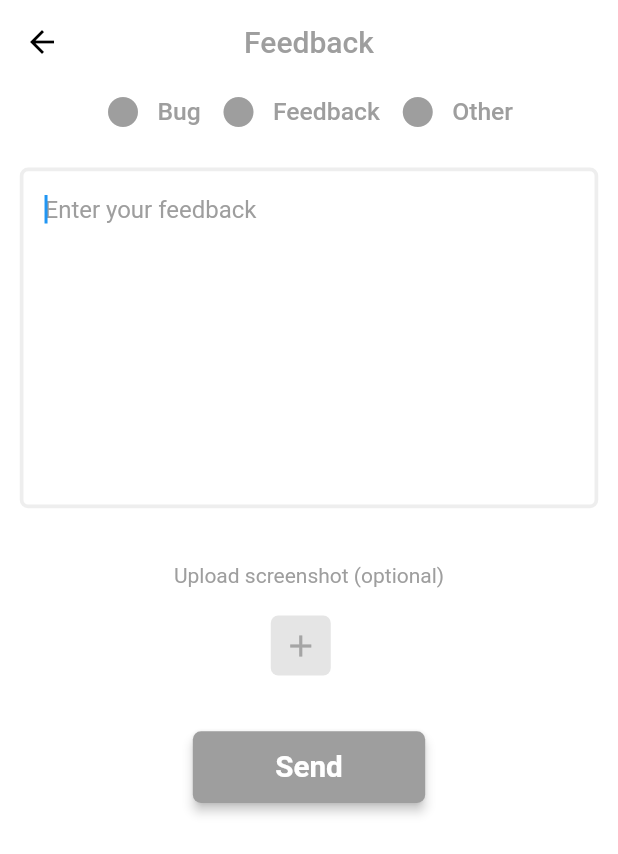
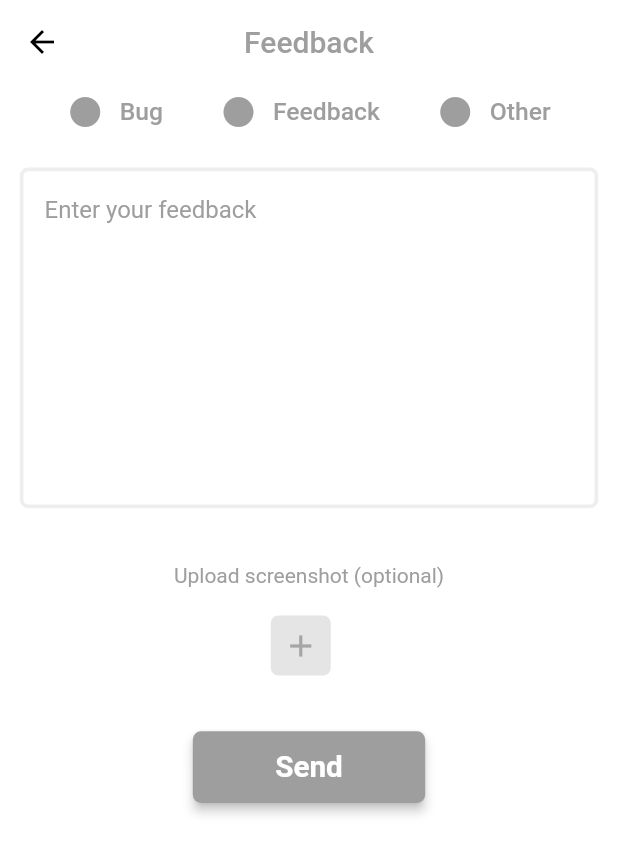
Before and after one commit to NAME-NikhilPatil/QR_Code_Scanner_And_Creator, a Flutter app: the HistoryScreenDetails screen opened directly with empty values, after a tap on "Copy", after a tap on "Feedback or suggestion", on a phone screen of 412 x 824 dp. Shown: the top 854 px of the screen. Run offline on Flutter 3.47's test engine with Material 2 defaults, Android fonts, the light colour scheme and no system bars; our stand-ins replace device_info_plus, device_preview, flutter_screenutil, flutter_svg, gallery_saver, hive and 12 more; missing offline and left inert: fl_country_code_picker, flutter_email_sender, mobile_scanner, rate_my_app, share_files_and_screenshot_widgets; accounts and stored records are empty.

Commit message:
pre play  store with bug

```diff
--- a/lib/history_screen/detail_history_screen.dart
+++ b/lib/history_screen/detail_history_screen.dart
@@ -34,7 +34,7 @@ class _HistoryScreenDetailsState extends State<HistoryScreenDetails> {
   final TextStyle _style = TextStyle(
     fontWeight: FontWeight.w500,
     color: Colors.black,
-    fontSize: 21.sp,
+    fontSize: 23.sp,
   );
 
   done() {
@@ -191,11 +191,6 @@ class _HistoryScreenDetailsState extends State<HistoryScreenDetails> {
                                         style: _style,
                                         text: widget.barcode['address'],
                                       )
-                                    : widget.formate == 'sms'
-                                        ? TextSpan(
-                                            style: _style,
-                                            text: widget.barcode['message'],
-                                          )
                                     : widget.formate == 'wifi'
                                         ? TextSpan(
                                             style: _style,
@@ -252,8 +247,8 @@ class _HistoryScreenDetailsState extends State<HistoryScreenDetails> {
                                                   )
                                                 : TextSpan(
                                                     style: _style,
-                                                        text: widget
-                                                            .barcode['text'],
+                                                    text:
+                                                        widget.barcode['text'],
                                                   ),
                         textAlign: TextAlign.center,
                       ),
@@ -285,7 +280,28 @@ class _HistoryScreenDetailsState extends State<HistoryScreenDetails> {
                           setState(() {
                             Clipboard.setData(
                               ClipboardData(
-                                text: widget.barcode.toString(),
+                                text: widget.formate == 'url'
+                                    ? widget.barcode['url']
+                                    : widget.formate == 'phone'
+                                        ? widget.barcode['number']
+                                        : widget.formate == 'email'
+                                            ? widget.barcode['address']
+                                            : widget.formate == 'wifi'
+                                                ? "Network name(ssid): ${widget.barcode['ssid']}\n"
+                                                    "EncryptionType: ${widget.barcode['encryptionType']}\n"
+                                                    "Password: ${widget.barcode['password']}"
+                                                : widget.formate ==
+                                                        'calendarEvent'
+                                                    ? "Start: ${widget.barcode['start']}\n"
+                                                        "End: ${widget.barcode['end']}\n"
+                                                        "Location: ${widget.barcode['location'] ?? "No location"}"
+                                                        "Description: ${widget.barcode['description'] ?? "No description"}"
+                                                    : widget.formate ==
+                                                            'geoPoint'
+                                                        ? "Latitude: ${widget.barcode['latitude']}\n"
+                                                            "Longitude: ${widget.barcode['longitude']}\n"
+                                                        : widget
+                                                            .barcode['text'],
                               ),
                             );
                             click = true;
--- a/lib/main.dart
+++ b/lib/main.dart
@@ -4,6 +4,7 @@ import 'package:flutter/services.dart';
 import 'package:flutter_screenutil/flutter_screenutil.dart';
 import 'package:hive_flutter/hive_flutter.dart';
 import 'package:provider/provider.dart';
+import 'package:qr_code_scan/components/bottom_navigation.dart';
 import 'package:qr_code_scan/providers/scan_data.dart';
 import 'package:qr_code_scan/constants.dart';
 import 'package:qr_code_scan/model/history.dart';
--- a/lib/other_screen/first_time.dart
+++ b/lib/other_screen/first_time.dart
@@ -24,7 +24,7 @@ class _FirstTimeState extends State<FirstTime> {
   @override
   Widget build(BuildContext context) {
     return Scaffold(
-      body: isgranted == true ? MyNavigationBar() : const SplashScreen(),
+      body: isgranted == true ? MyNavigationBar() :const SplashScreen(),
     );
   }
 }
--- a/lib/setting_screen/feedback_screen.dart
+++ b/lib/setting_screen/feedback_screen.dart
@@ -95,7 +95,7 @@ class _FeedbackScreenState extends State<FeedbackScreen> {
 
     try {
       await FlutterEmailSender.send(email);
-      platformResponse = 'Thank you for your feedback';
+      platformResponse = 'Thank you for your feedback 😊';
     } catch (error) {
       platformResponse = error.toString();
     }
@@ -134,7 +134,7 @@ class _FeedbackScreenState extends State<FeedbackScreen> {
                 crossAxisAlignment: CrossAxisAlignment.center,
                 children: [
                   Row(
-                    mainAxisAlignment: MainAxisAlignment.center,
+                    mainAxisAlignment: MainAxisAlignment.spaceEvenly,
                     children: [
                       GestureDetector(
                         child: buildCheckItem(
@@ -194,8 +194,9 @@ class _FeedbackScreenState extends State<FeedbackScreen> {
                       _formKey.currentState!.validate();
 
                       setState(() {
-                        primaryColor =
-                            val.isNotEmpty ? Colors.blue : Colors.grey;
+                        primaryColor = val.isNotEmpty
+                            ? Constants.primaryColor
+                            : Colors.grey;
                       });
                     },
                     validator: (value) {
@@ -208,7 +209,6 @@ class _FeedbackScreenState extends State<FeedbackScreen> {
                     maxLines: null,
                     minLines: 10,
                     controller: _bodyController,
-                    autofocus: true,
                     decoration: InputDecoration(
                       hintText: "Enter your feedback",
                       hintStyle: TextStyle(
@@ -340,15 +340,16 @@ class _FeedbackScreenState extends State<FeedbackScreen> {
         children: [
           Icon(
             isSelected! ? Icons.check_circle : Icons.circle,
-            color: isSelected ? Colors.blue : Colors.grey.shade500,
+            color: isSelected ? Constants.primaryColor : Colors.grey.shade500,
           ),
           SizedBox(width: 10.0.w),
           Text(
             title!,
             style: TextStyle(
-                fontSize: 15.sp,
-                fontWeight: FontWeight.w500,
-                color: isSelected ? Colors.blue : Colors.grey.shade500),
+              fontSize: 15.sp,
+              fontWeight: FontWeight.w500,
+              color: isSelected ? Constants.primaryColor : Colors.grey.shade500,
+            ),
           ),
         ],
       ),
--- a/lib/setting_screen/settings.dart
+++ b/lib/setting_screen/settings.dart
@@ -414,6 +414,7 @@ class _SettingsState extends State<Settings> {
                         );
                       },
                       enableFeedback: true,
+                      subtitle: const Text("Report bugs and tell us what to improve"),
                       leading: Container(
                         height: 30.h,
                         width: 30.h,
```
Also changed, not shown: lib/home_screen/qr_code_scan..dart (+33 -6 lines), lib/scan_result/result.dart (+27 -7 lines). Lines whose indentation alone changed are shown as unchanged.
